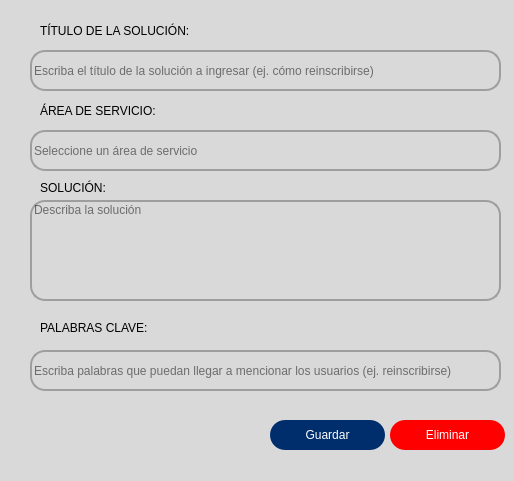
Above: windows_xml/EditarContenido.ui from Lomeli89/FoxyBotApp1.0 before the change. Below: the same form after it.
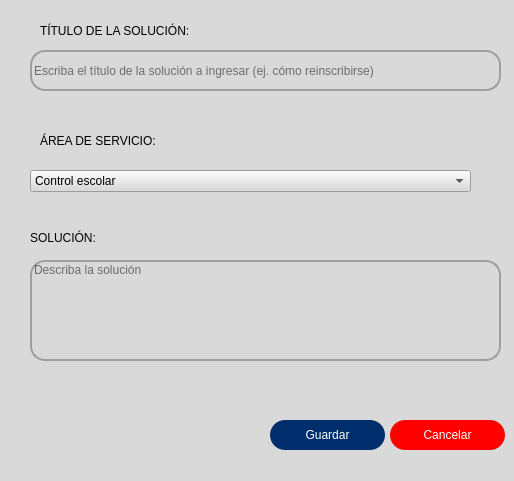
That is the form after the change. Icons and pictures are not drawn.

What changed in the file:
```diff
--- a/windows_xml/EditarContenido.ui
+++ b/windows_xml/EditarContenido.ui
@@ -73,31 +73,6 @@
     <string>Escriba el título de la solución a ingresar (ej. cómo reinscribirse)</string>
    </property>
   </widget>
-  <widget class="QLineEdit" name="lineEdit_2">
-   <property name="enabled">
-    <bool>true</bool>
-   </property>
-   <property name="geometry">
-    <rect>
-     <x>30</x>
-     <y>130</y>
-     <width>471</width>
-     <height>41</height>
-    </rect>
-   </property>
-   <property name="styleSheet">
-    <string notr="true">QLineEdit{
-	background-color: rgb(217, 217, 217);
-	font: 9pt &quot;MS Sans Serif&quot;;
-	border: 2px solid rgb(158, 158, 158);
-	border-radius: 15px;
-	
-}</string>
-   </property>
-   <property name="placeholderText">
-    <string>Seleccione un área de servicio</string>
-   </property>
-  </widget>
   <widget class="QLineEdit" name="lineEdit_3">
    <property name="enabled">
     <bool>true</bool>
@@ -105,7 +80,7 @@
    <property name="geometry">
     <rect>
      <x>30</x>
-     <y>200</y>
+     <y>260</y>
      <width>471</width>
      <height>101</height>
     </rect>
@@ -129,36 +104,11 @@
     <string>Describa la solución</string>
    </property>
   </widget>
-  <widget class="QLineEdit" name="lineEdit_4">
-   <property name="enabled">
-    <bool>true</bool>
-   </property>
-   <property name="geometry">
-    <rect>
-     <x>30</x>
-     <y>350</y>
-     <width>471</width>
-     <height>41</height>
-    </rect>
-   </property>
-   <property name="styleSheet">
-    <string notr="true">QLineEdit{
-	background-color: rgb(217, 217, 217);
-	font: 9pt &quot;MS Sans Serif&quot;;
-	border: 2px solid rgb(158, 158, 158);
-	border-radius: 15px;
-	
-}</string>
-   </property>
-   <property name="placeholderText">
-    <string>Escriba palabras que puedan llegar a mencionar los usuarios (ej. reinscribirse)</string>
-   </property>
-  </widget>
   <widget class="QLabel" name="label_2">
    <property name="geometry">
     <rect>
      <x>40</x>
-     <y>100</y>
+     <y>130</y>
      <width>211</width>
      <height>21</height>
     </rect>
@@ -173,8 +123,8 @@
   <widget class="QLabel" name="label_3">
    <property name="geometry">
     <rect>
-     <x>40</x>
-     <y>180</y>
+     <x>30</x>
+     <y>230</y>
      <width>141</width>
      <height>16</height>
     </rect>
@@ -186,22 +136,6 @@
     <string>SOLUCIÓN:</string>
    </property>
   </widget>
-  <widget class="QLabel" name="label_4">
-   <property name="geometry">
-    <rect>
-     <x>40</x>
-     <y>320</y>
-     <width>191</width>
-     <height>16</height>
-    </rect>
-   </property>
-   <property name="styleSheet">
-    <string notr="true">font: 75 11.5pt &quot;SansSerif&quot;;</string>
-   </property>
-   <property name="text">
-    <string>PALABRAS CLAVE:</string>
-   </property>
-  </widget>
   <widget class="QPushButton" name="btn_Nuevo">
    <property name="geometry">
     <rect>
@@ -289,12 +223,27 @@
 </string>
    </property>
    <property name="text">
-    <string>Eliminar</string>
+    <string>Cancelar</string>
    </property>
    <property name="flat">
     <bool>false</bool>
    </property>
   </widget>
+  <widget class="QComboBox" name="comboBox">
+   <property name="geometry">
+    <rect>
+     <x>30</x>
+     <y>170</y>
+     <width>441</width>
+     <height>22</height>
+    </rect>
+   </property>
+   <item>
+    <property name="text">
+     <string>Control escolar</string>
+    </property>
+   </item>
+  </widget>
  </widget>
  <resources/>
  <connections>
```
